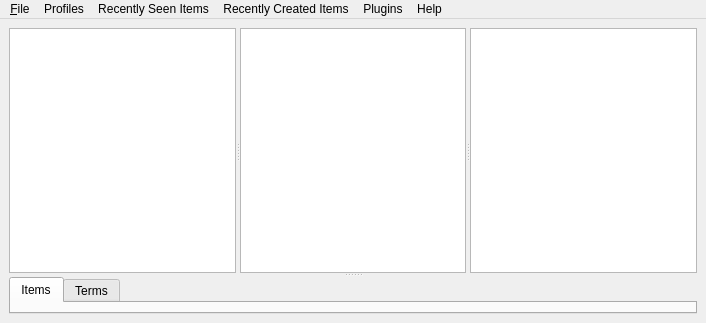
Old version of the form qtdesigner/main.ui in the repository t123/ReadingTool.Python.
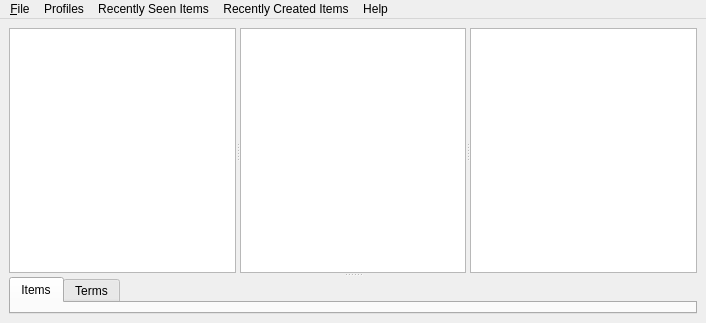
New version of the form.

```diff
--- a/qtdesigner/main.ui
+++ b/qtdesigner/main.ui
@@ -100,12 +100,6 @@
      <string>Profiles</string>
     </property>
    </widget>
-   <widget class="QMenu" name="menuPlugins">
-    <property name="title">
-     <string>Plugins</string>
-    </property>
-    <addaction name="actionManage_Plugins"/>
-   </widget>
    <widget class="QMenu" name="menuHelp">
     <property name="title">
      <string>Help</string>
@@ -127,7 +121,6 @@
    <addaction name="menuProfiles"/>
    <addaction name="menuRecently_Seen_Items"/>
    <addaction name="menuRecently_Created_Items"/>
-   <addaction name="menuPlugins"/>
    <addaction name="menuHelp"/>
   </widget>
   <action name="action_New_item">
```
Left out of the diff: 1 changed line with no effect on the pictures.
